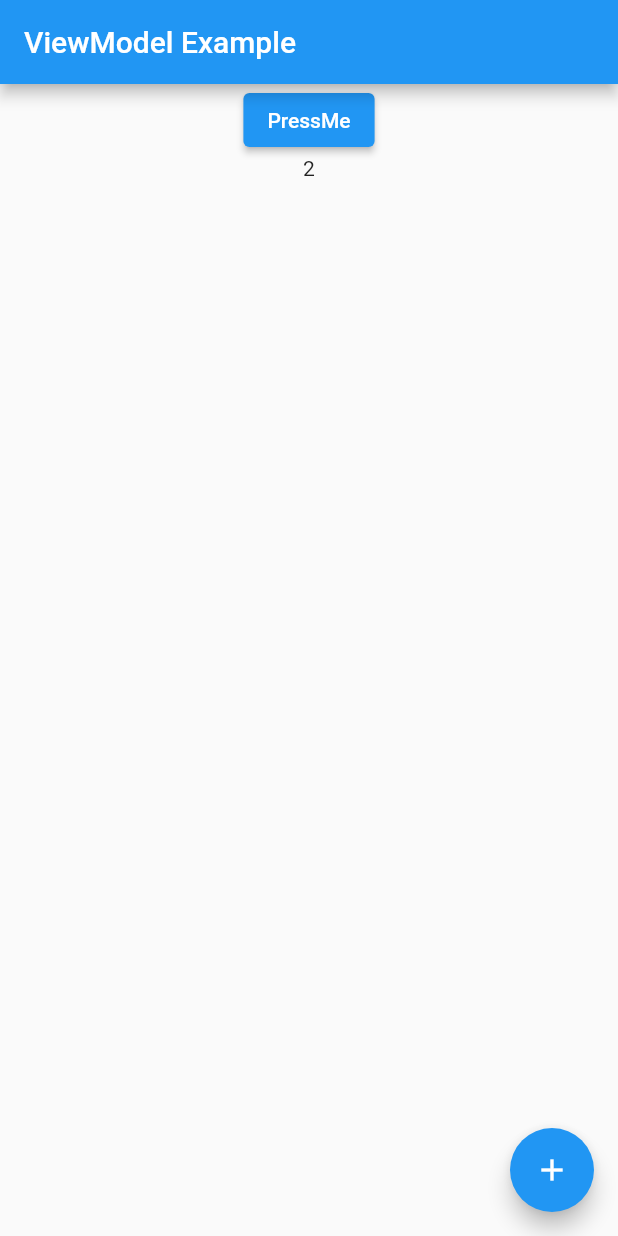
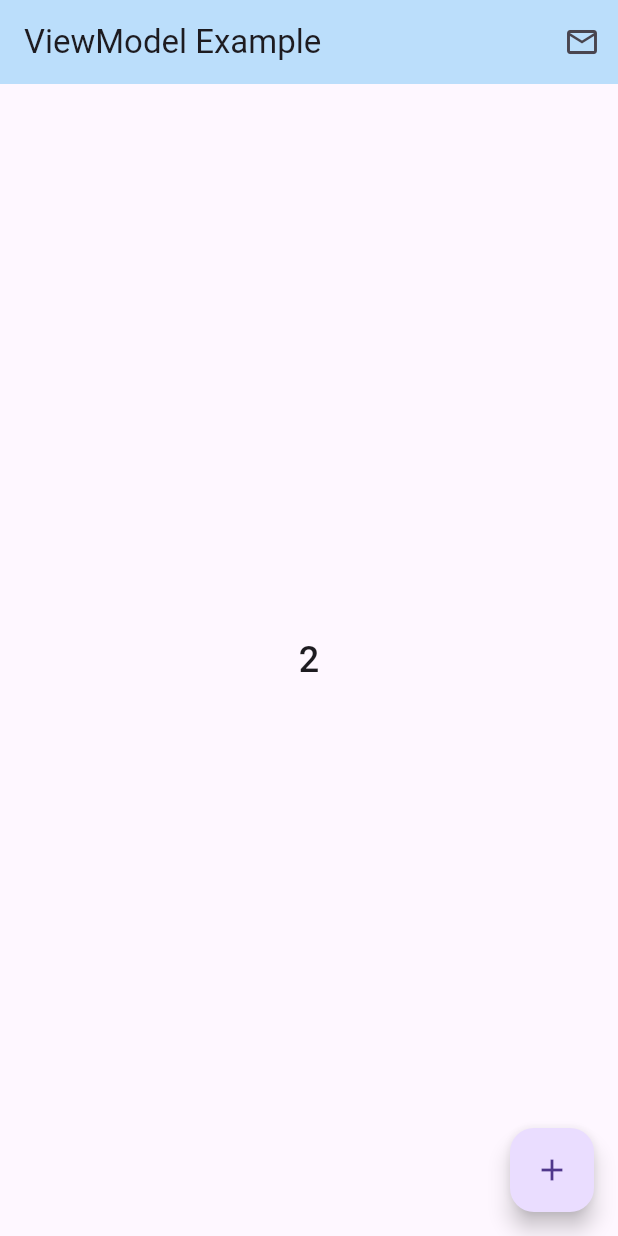
Before and after one commit to shubham16g/view_model_x, a Flutter app: the screen it shows after launch, after a tap on the "add" icon, on a phone screen of 412 x 824 dp. Run offline on Flutter 3.47's test engine with Material 2 defaults, Android fonts, the phone set to English and light mode, and no system bars.

Commit message:
Example and Description DONE

```diff
--- a/example/lib/main.dart
+++ b/example/lib/main.dart
@@ -13,7 +13,10 @@ class MyApp extends StatelessWidget {
   Widget build(BuildContext context) {
     return MaterialApp(
       title: 'ViewModel Example',
+      debugShowCheckedModeBanner: false,
       theme: ThemeData(
+        appBarTheme:  AppBarTheme(color: Colors.blue.shade100, ),
+        useMaterial3: true,
         primarySwatch: Colors.blue,
       ),
       home: const HomePage(),
@@ -22,26 +25,32 @@ class MyApp extends StatelessWidget {
 }
 
 class MyViewModel extends ViewModel {
-  final _liveData = MutableStateFlow<int>(1);
-  final _sharedFlow = MutableSharedFlow<int>();
+  // initialize StateFlow
+  final _counterStateFlow = MutableStateFlow<int>(1);
 
-  StateFlow<int> get liveData => _liveData;
-  SharedFlow<int> get sharedFlow => _sharedFlow;
+  StateFlow<int> get counterStateFlow => _counterStateFlow;
+
+  // initialize SharedFlow
+  final _messageSharedFlow = MutableSharedFlow<String>();
+
+  SharedFlow<String> get messageSharedFlow => _messageSharedFlow;
 
   void increment() {
-    debugPrint("increment -> pressed");
-    _liveData.value = _liveData.value + 1;
-    if (_liveData.value % 2 == 0) {
-      _sharedFlow.emit(_liveData.value);
+    // by changing the value, listeners were notified
+    _counterStateFlow.value = _counterStateFlow.value + 1;
   }
+
+  void showPopupMessage() {
+    // by emitting the value, listeners were notified
+    _messageSharedFlow.emit("Hello from MyViewModel!");
   }
 
   @override
   void dispose() {
-    _liveData.dispose();
-    _sharedFlow.dispose();
+    // must dispose all flows
+    _counterStateFlow.dispose();
+    _messageSharedFlow.dispose();
   }
-
 }
 
 class HomePage extends StatelessWidget {
@@ -49,58 +58,60 @@ class HomePage extends StatelessWidget {
 
   @override
   Widget build(BuildContext context) {
+    // wrap the content with your custom ViewModel
     return ViewModelProvider(
       create: (context) => MyViewModel(),
-      child: const _HomePageContent(),
+      child: const HomePageContent(),
     );
   }
 }
 
-class _HomePageContent extends StatefulWidget {
-  const _HomePageContent({Key? key}) : super(key: key);
+class HomePageContent extends StatelessWidget {
+  const HomePageContent({Key? key}) : super(key: key);
 
   @override
-  State<_HomePageContent> createState() => _HomePageContentState();
-}
-
-class _HomePageContentState extends State<_HomePageContent> {
-  @override
   Widget build(BuildContext context) {
-    debugPrint('build');
     return Scaffold(
-      appBar: AppBar(title: const Text('ViewModel Example')),
-      body: Center(
-        child: Column(
-          children: [
-            ElevatedButton(
+      appBar: AppBar(
+        title: const Text('ViewModel Example'),
+        actions: [
+          IconButton(
               onPressed: () {
-                  setState(() {});
+                // call the showPopupMessage function which is inside of MyViewModel
+                context.vm<MyViewModel>().showPopupMessage();
               },
-                child: const Text('PressMe')),
-            ViewModelConsumer(
-                observeOn: ViewModelProvider.of<MyViewModel>(context).liveData,
-                listener: (context, value) {},
-                builder: (context, value) {
-                  debugPrint("wow");
-                  return Text("$value");
-                }),
+              icon: const Icon(Icons.mail_outline))
         ],
       ),
+      // implement ViewModelListener anywhere in code to listen any flow
+      body: ViewModelListener(
+        // pass your flow (StateFlow or SharedFlow)
+        flow: context.vm<MyViewModel>()._messageSharedFlow,
+        listener: (context, value) {
+          // get the emitted value. in this case <String?>"Hello from ViewModel!"
+          ScaffoldMessenger.of(context)
+              .showSnackBar(SnackBar(content: Text(value ?? "null message")));
+        },
+        child: Center(
+          // implement ViewModelBuilder to rebuild Text on StateFlow value changed/updated
+          child: ViewModelBuilder(
+              // pass your StateFlow
+              stateFlow: context.vm<MyViewModel>().counterStateFlow,
+              builder: (context, value) {
+                return Text(
+                  "$value",
+                  style: const TextStyle(
+                      fontSize: 24, fontWeight: FontWeight.w500),
+                );
+              }),
         ),
-      floatingActionButton: ViewModelListener(
-          observeOn: ViewModelProvider.of<MyViewModel>(context).sharedFlow,
-          listener: (context, value) {
-            debugPrint("listener - $value");
-          },
-
-          /*builder: (context, state) {*/
-          child: FloatingActionButton(
+      ),
+      floatingActionButton: FloatingActionButton(
         onPressed: () {
+          // call the increment function which is inside MyViewModel
           ViewModelProvider.of<MyViewModel>(context).increment();
         },
         child: const Icon(Icons.add),
-          )
-        // },
       ),
     );
   }
--- a/lib/src/flow.dart
+++ b/lib/src/flow.dart
@@ -2,13 +2,13 @@ import 'package:flutter/widgets.dart';
 
 abstract class AnyFlow<T> extends ChangeNotifier {
   T _value;
-  T get value => _value;
 
   AnyFlow(this._value);
 }
 
 class SharedFlow<T> extends AnyFlow<T?>{
   SharedFlow() : super(null);
+  T? get lastEmitValue => _value;
 }
 
 class MutableSharedFlow<T> extends SharedFlow<T>{
@@ -19,6 +19,8 @@ class MutableSharedFlow<T> extends SharedFlow<T>{
 }
 
 class StateFlow<T> extends AnyFlow<T> {
+  T get value => _value;
+
   StateFlow(T value): super(value);
 }
 
--- a/lib/src/view_model_builder.dart
+++ b/lib/src/view_model_builder.dart
@@ -5,10 +5,10 @@ import 'package:flutter/widgets.dart';
 import 'flow.dart';
 
 class ViewModelBuilder<T> extends StatefulWidget {
-  final StateFlow<T> observeOn;
+  final StateFlow<T> stateFlow;
   final Widget Function(BuildContext context, T? value) builder;
 
-  const ViewModelBuilder({super.key, required this.observeOn, required this.builder});
+  const ViewModelBuilder({super.key, required this.stateFlow, required this.builder});
 
   @override
   State<ViewModelBuilder<T>> createState() => _ViewModelBuilderState<T>();
@@ -19,12 +19,12 @@ class _ViewModelBuilderState<T> extends State<ViewModelBuilder<T>> {
   @override
   void initState() {
     super.initState();
-    widget.observeOn.addListener(_stateListener);
+    widget.stateFlow.addListener(_stateListener);
   }
 
   @override
   void dispose() {
-    widget.observeOn.removeListener(_stateListener);
+    widget.stateFlow.removeListener(_stateListener);
     super.dispose();
   }
 
@@ -36,8 +36,8 @@ class _ViewModelBuilderState<T> extends State<ViewModelBuilder<T>> {
 
   @override
   void didUpdateWidget(covariant ViewModelBuilder<T> oldWidget) {
-    if (widget.observeOn != oldWidget.observeOn) {
-      _migrate(widget.observeOn, oldWidget.observeOn, _stateListener);
+    if (widget.stateFlow != oldWidget.stateFlow) {
+      _migrate(widget.stateFlow, oldWidget.stateFlow, _stateListener);
     }
     super.didUpdateWidget(oldWidget);
   }
@@ -49,6 +49,6 @@ class _ViewModelBuilderState<T> extends State<ViewModelBuilder<T>> {
 
   @override
   Widget build(BuildContext context) {
-    return widget.builder(context, widget.observeOn.value);
+    return widget.builder(context, widget.stateFlow.value);
   }
 }
--- a/lib/src/view_model_consumer.dart
+++ b/lib/src/view_model_consumer.dart
@@ -4,13 +4,13 @@ import 'package:flutter/widgets.dart';
 import 'flow.dart';
 
 class ViewModelConsumer<T> extends StatefulWidget {
-  final StateFlow<T> observeOn;
+  final StateFlow<T> stateFlow;
   final void Function(BuildContext context, T? value) listener;
   final Widget Function(BuildContext context, T? value) builder;
 
   const ViewModelConsumer(
       {super.key,
-        required this.observeOn,
+        required this.stateFlow,
         required this.listener,
         required this.builder});
 
@@ -22,26 +22,26 @@ class _ViewModelConsumerState<T> extends State<ViewModelConsumer<T>> {
   @override
   void initState() {
     super.initState();
-    widget.observeOn.addListener(_stateListener);
+    widget.stateFlow.addListener(_stateListener);
   }
 
   @override
   void dispose() {
-    widget.observeOn.removeListener(_stateListener);
+    widget.stateFlow.removeListener(_stateListener);
     super.dispose();
   }
 
   void _stateListener() {
     if (mounted) {
-      widget.listener(context, widget.observeOn.value);
+      widget.listener(context, widget.stateFlow.value);
       setState(() {});
     }
   }
 
   @override
   void didUpdateWidget(covariant ViewModelConsumer<T> oldWidget) {
-    if (widget.observeOn != oldWidget.observeOn) {
-      _migrate(widget.observeOn, oldWidget.observeOn, _stateListener);
+    if (widget.stateFlow != oldWidget.stateFlow) {
+      _migrate(widget.stateFlow, oldWidget.stateFlow, _stateListener);
     }
     super.didUpdateWidget(oldWidget);
   }
@@ -52,6 +52,6 @@ class _ViewModelConsumerState<T> extends State<ViewModelConsumer<T>> {
   }
   @override
   Widget build(BuildContext context) {
-    return widget.builder(context, widget.observeOn.value);
+    return widget.builder(context, widget.stateFlow.value);
   }
 }
--- a/lib/src/view_model_listener.dart
+++ b/lib/src/view_model_listener.dart
@@ -2,13 +2,13 @@ import 'package:flutter/widgets.dart';
 import 'flow.dart';
 
 class ViewModelListener<T> extends StatefulWidget {
-  final AnyFlow<T> observeOn;
+  final AnyFlow<T> flow;
   final void Function(BuildContext context, T? value) listener;
   final Widget child;
 
   const ViewModelListener(
       {super.key,
-      required this.observeOn,
+      required this.flow,
       required this.listener,
       required this.child});
 
@@ -20,25 +20,29 @@ class _ViewModelListenerState<T> extends State<ViewModelListener<T>> {
   @override
   void initState() {
     super.initState();
-    widget.observeOn.addListener(_stateListener);
+    widget.flow.addListener(_stateListener);
   }
 
   @override
   void dispose() {
-    widget.observeOn.removeListener(_stateListener);
+    widget.flow.removeListener(_stateListener);
     super.dispose();
   }
 
   void _stateListener() {
     if (mounted) {
-      widget.listener(context, widget.observeOn.value);
+      if (widget.flow is SharedFlow<T>) {
+        widget.listener(context, (widget.flow as SharedFlow<T>).lastEmitValue);
+      } else if (widget.flow is StateFlow<T>) {
+        widget.listener(context, (widget.flow as StateFlow<T>).value);
+      }
     }
   }
 
   @override
   void didUpdateWidget(covariant ViewModelListener<T> oldWidget) {
-    if (widget.observeOn != oldWidget.observeOn) {
-      _migrate(widget.observeOn, oldWidget.observeOn, _stateListener);
+    if (widget.flow != oldWidget.flow) {
+      _migrate(widget.flow, oldWidget.flow, _stateListener);
     }
     super.didUpdateWidget(oldWidget);
   }
--- a/lib/src/view_model_provider.dart
+++ b/lib/src/view_model_provider.dart
@@ -25,7 +25,7 @@ class ViewModelProvider<T extends ViewModel> extends StatefulWidget {
 }
 
 extension ViewModelExtension on BuildContext {
-  T vm<T>() => ViewModelProvider.of(this);
+  T vm<T extends ViewModel>() => ViewModelProvider.of<T>(this);
 }
 
 class _ViewModelProviderState<T extends ViewModel>
--- a/pubspec.yaml
+++ b/pubspec.yaml
@@ -1,7 +1,9 @@
 name: viewmodel
-description: A new Flutter package project.
+description: A ViewModel and Flow based state management package (inspired by Android ViewModel) make it easy to implement the MVVM pattern.
 version: 0.0.1
-homepage:
+homepage: https://github.com/shubham-gupta-16/viewmodel
+repository: https://github.com/shubham-gupta-16/viewmodel
+issue_tracker: https://github.com/shubham-gupta-16/viewmodel/issues
 
 environment:
   sdk: '>=2.18.6 <3.0.0'
```
Also changed, not shown: 2 other files. Lines whose indentation alone changed are shown as unchanged.
